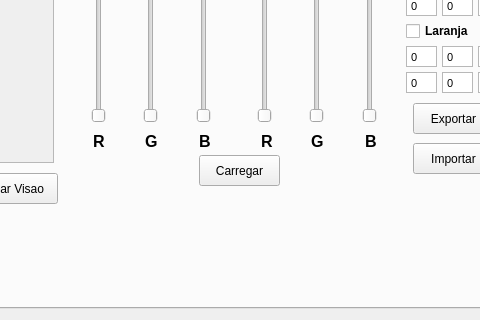
First picture: the form in project/calibra_tcc/principal.ui, repository everbgs/calibrabgs, before the edit; both pictures show x 500 to 980 and y 364 to 684 of the 1084 by 684 pixel window.
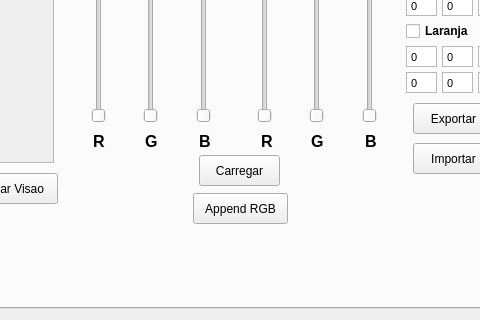
Second picture: the form after the edit. Custom widgets are drawn as their Qt base class.

What changed in the file:
```diff
--- a/project/calibra_tcc/principal.ui
+++ b/project/calibra_tcc/principal.ui
@@ -1507,6 +1507,19 @@
         <string>Perspectiva</string>
        </property>
       </widget>
+      <widget class="QPushButton" name="btnAppend">
+       <property name="geometry">
+        <rect>
+         <x>680</x>
+         <y>520</y>
+         <width>95</width>
+         <height>31</height>
+        </rect>
+       </property>
+       <property name="text">
+        <string>Append RGB</string>
+       </property>
+      </widget>
      </widget>
     </widget>
    </item>
```
Left out of the diff: 2 changed lines with no effect on the pictures.
